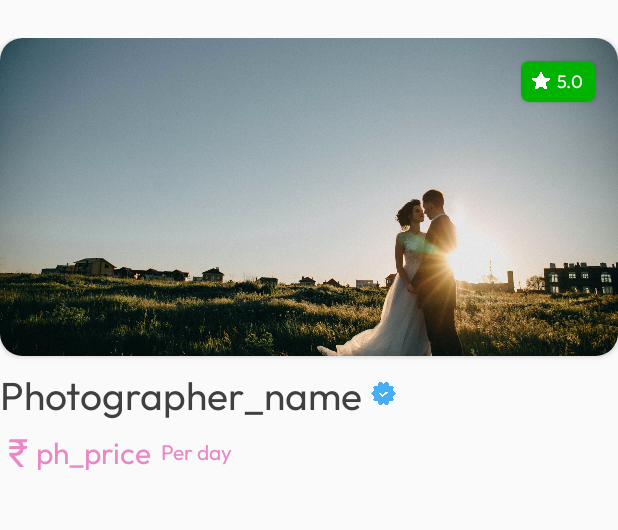
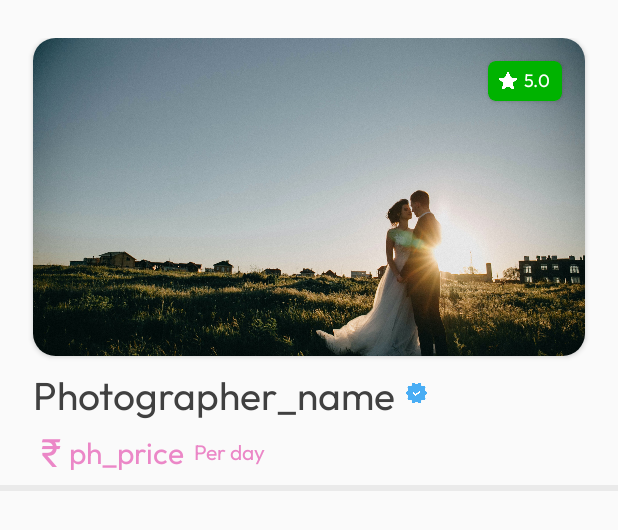
Before and after one commit to Dhiresh-7358/MYshot, an Android app: the layout r_photographer.xml on its own in the app's theme, with its tools: preview values and no code run, on a phone screen of 412 x 824 dp. Shown: the top 530 px of the screen. Run offline under Robolectric (Android 15) with nearby library versions, the phone set to English and light mode, and no system bars.

Commit message:
3rd commit

```diff
--- a/app/src/main/res/layout/activity_profile.xml
+++ b/app/src/main/res/layout/activity_profile.xml
@@ -7,9 +7,11 @@
     android:layout_height="match_parent"
     android:orientation="vertical"
     tools:context=".activity.SelectCity">
+
     <ScrollView
         android:layout_width="match_parent"
         android:layout_height="match_parent">
+
         <androidx.appcompat.widget.LinearLayoutCompat
             android:layout_width="match_parent"
             android:layout_height="wrap_content"
@@ -19,7 +21,7 @@
             <LinearLayout
                 android:layout_width="match_parent"
                 android:layout_height="wrap_content"
-        android:layout_marginTop="48dp"
+                android:layout_marginTop="30dp"
                 android:orientation="horizontal">
 
                 <ImageView
--- a/app/src/main/res/layout/fragment_photographer.xml
+++ b/app/src/main/res/layout/fragment_photographer.xml
@@ -68,8 +68,6 @@
         android:id="@+id/photograph_recycle"
         android:layout_width="match_parent"
         android:layout_height="match_parent"
-        android:layout_marginStart="22dp"
-        android:layout_marginEnd="22dp"
         android:translationY="-5dp" />
 
 
--- a/app/src/main/res/layout/r_photographer.xml
+++ b/app/src/main/res/layout/r_photographer.xml
@@ -5,12 +5,15 @@
     android:layout_width="match_parent"
     android:layout_height="wrap_content"
     android:layout_marginTop="25dp"
+    android:foregroundTint="#C36363"
     android:orientation="vertical">
 
 
     <androidx.cardview.widget.CardView
         android:layout_width="match_parent"
         android:layout_height="212dp"
+        android:layout_marginStart="22dp"
+        android:layout_marginEnd="22dp"
         app:cardCornerRadius="15dp">
 
         <ImageView
@@ -22,7 +25,7 @@
 
         <androidx.cardview.widget.CardView
             android:layout_width="49dp"
-            android:layout_height="27dp"
+            android:layout_height="wrap_content"
             android:layout_gravity="right"
             android:layout_margin="15dp"
             app:cardBackgroundColor="#00B300"
@@ -41,6 +44,8 @@
                 android:layout_height="wrap_content"
                 android:layout_gravity="center|start"
                 android:layout_marginStart="24dp"
+                android:layout_marginTop="5dp"
+                android:layout_marginBottom="5dp"
                 android:fontFamily="@font/outfit_regular"
                 android:gravity="center|left"
                 android:text="5.0"
@@ -52,6 +57,8 @@
     <LinearLayout
         android:layout_width="match_parent"
         android:layout_height="wrap_content"
+        android:layout_marginStart="22dp"
+        android:layout_marginEnd="22dp"
         android:orientation="horizontal">
 
         <TextView
@@ -67,7 +74,7 @@
 
         <ImageView
             android:layout_width="18dp"
-            android:layout_height="18dp"
+            android:layout_height="16dp"
             android:layout_gravity="center|start"
             android:layout_marginTop="3dp"
             app:srcCompat="@drawable/verified" />
@@ -76,6 +83,8 @@
     <LinearLayout
         android:layout_width="match_parent"
         android:layout_height="wrap_content"
+        android:layout_marginStart="22dp"
+        android:layout_marginEnd="22dp"
         android:orientation="horizontal">
 
         <TextView
@@ -114,4 +123,12 @@
             android:textSize="14sp" />
     </LinearLayout>
 
+    <View
+        android:id="@+id/divider4"
+        android:layout_width="match_parent"
+        android:layout_height="4dp"
+        android:layout_marginBottom="4dp"
+        android:background="?android:attr/listDivider"
+        android:foreground="#EAEAEA" />
+
 </LinearLayout>
--- a/app/src/main/res/layout/r_top_photographer.xml
+++ b/app/src/main/res/layout/r_top_photographer.xml
@@ -47,7 +47,7 @@
                 android:fontFamily="@font/outfit_regular"
                 android:gravity="center|left"
                 android:text="5.0"
-                android:textColor="#FEFEFE"
+                android:textColor="@color/white"
                 android:textSize="10sp" />
         </androidx.cardview.widget.CardView>
     </androidx.cardview.widget.CardView>
```
Also changed, not shown: app/src/main/java/com/example/myshot/activity/Profile.kt (+14 -5 lines), app/src/main/java/loginProcess/SharedPref.kt (+7 -2 lines). Lines whose indentation alone changed are shown as unchanged.
